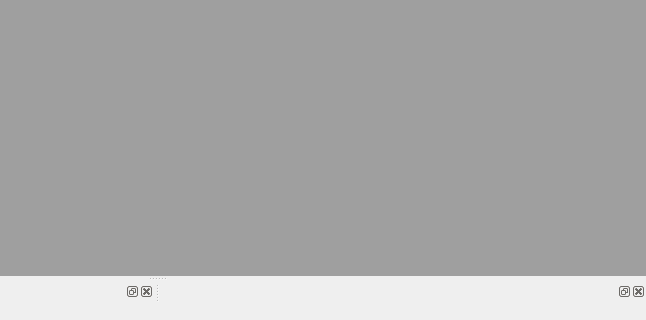
Above: GUI/Qt/UGEngineControllWidget.ui from aicommunity/Rdk before the change; both pictures show x 333 to 979 and y 228 to 548 of the 979 by 548 pixel window. Below: the same form after it.
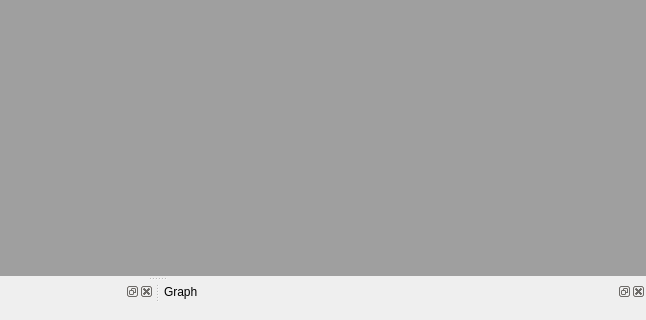
That is the form after the change.

Diff of the .ui file:
```diff
--- a/GUI/Qt/UGEngineControllWidget.ui
+++ b/GUI/Qt/UGEngineControllWidget.ui
@@ -200,6 +200,9 @@
    <widget class="QWidget" name="dockWidgetContents"/>
   </widget>
   <widget class="QDockWidget" name="dockWidgetGraph">
+   <property name="windowTitle">
+    <string>Graph</string>
+   </property>
    <attribute name="dockWidgetArea">
     <number>8</number>
    </attribute>
```
